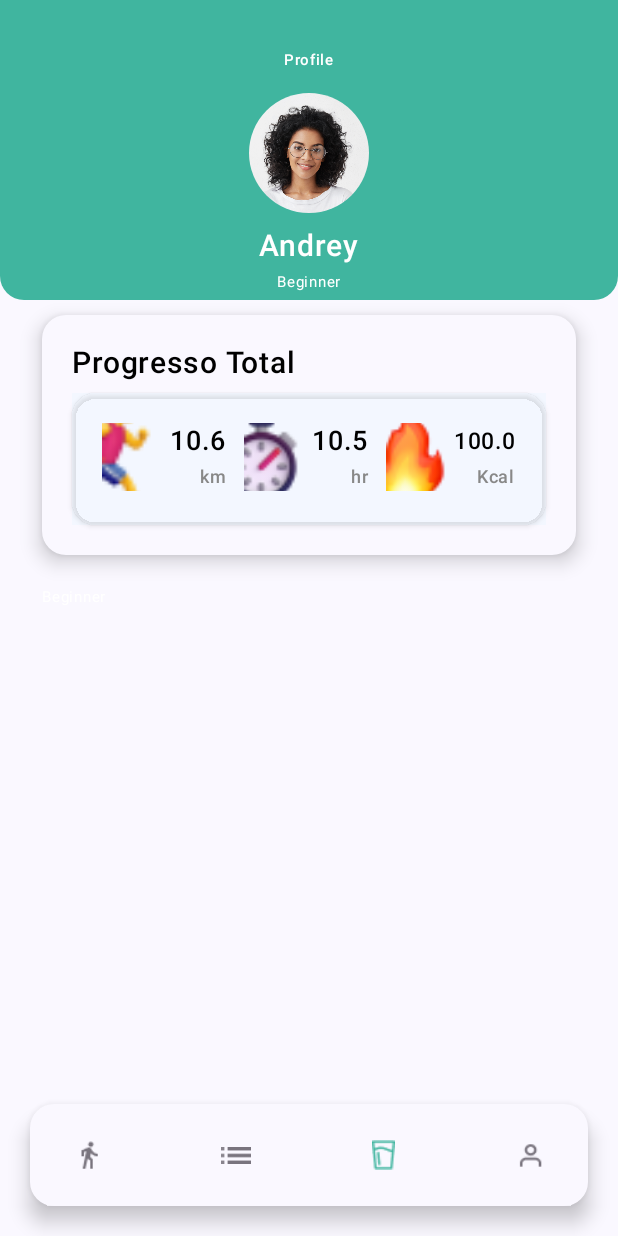
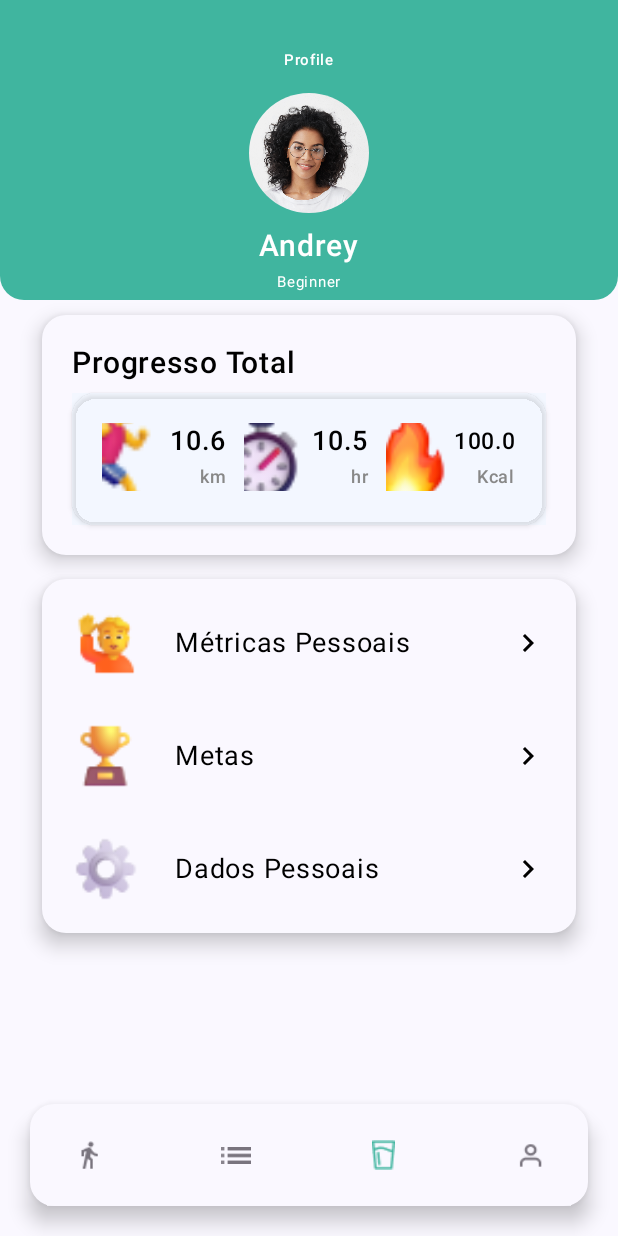
Before and after one commit to alanncostaa/iHealth, an Android app built with Jetpack Compose: the composable ProfileScreen shown on its own in the app's theme, on a phone screen of 412 x 824 dp. Run offline under Robolectric (Android 15) with nearby library versions, the light colour scheme and no system bars.

Commit message:
adicionando metricas,metas e dados pessoais

```diff
--- a/app/src/main/java/com/example/ihealth/screen/ProfileScreen.kt
+++ b/app/src/main/java/com/example/ihealth/screen/ProfileScreen.kt
@@ -2,18 +2,27 @@ package com.example.ihealth.screen
 
 import androidx.compose.foundation.Image
 import androidx.compose.foundation.background
+import androidx.compose.foundation.border
 import androidx.compose.foundation.layout.Arrangement
 import androidx.compose.foundation.layout.Box
 import androidx.compose.foundation.layout.Column
+import androidx.compose.foundation.layout.IntrinsicSize
 import androidx.compose.foundation.layout.Row
 import androidx.compose.foundation.layout.fillMaxSize
 import androidx.compose.foundation.layout.fillMaxWidth
+import androidx.compose.foundation.layout.height
 import androidx.compose.foundation.layout.padding
 import androidx.compose.foundation.layout.size
+import androidx.compose.foundation.layout.width
 import androidx.compose.foundation.rememberScrollState
 import androidx.compose.foundation.shape.CircleShape
 import androidx.compose.foundation.shape.RoundedCornerShape
 import androidx.compose.foundation.verticalScroll
+import androidx.compose.material.icons.Icons
+import androidx.compose.material.icons.filled.ArrowDropDown
+import androidx.compose.material.icons.filled.ArrowForward
+import androidx.compose.material.icons.filled.KeyboardArrowRight
+import androidx.compose.material3.Icon
 import androidx.compose.material3.Scaffold
 import androidx.compose.material3.Surface
 import androidx.compose.material3.Text
@@ -103,12 +112,112 @@ fun ProfileScreen(navController: NavController) {
                     TotalProgressCard(hr = 10.5, km = 10.6, kcal = 100.0)
 
                 }
-                Column (
-                    verticalArrangement = Arrangement.Top
-                ){
-                    Text("Beginner",
-                        fontSize = 10.sp,
-                        color = Color.White)
+                Surface(
+                    shadowElevation = 8.dp,
+                    shape = RoundedCornerShape(16.dp) ,
+
+
+                    ) {
+                    Column(
+                        verticalArrangement = Arrangement.spacedBy(30.dp),
+
+                        modifier = Modifier
+                            .fillMaxWidth()
+                            .padding(20.dp)
+
+                    ) {
+//                      Metricas Pessoais
+                        Row(
+                            modifier = Modifier
+                                .fillMaxWidth(),
+                            horizontalArrangement = Arrangement.SpaceBetween,
+                            verticalAlignment = Alignment.CenterVertically
+                        ){
+                            Image(
+                                modifier = Modifier
+                                    .size(45.dp),
+                                painter = painterResource(id = R.drawable.raisinghand),
+                                contentDescription = null,
+                                contentScale = ContentScale.Crop
+                            )
+
+                            Column (
+                                modifier = Modifier.width(200.dp),
+                                horizontalAlignment = Alignment.Start
+                            ){
+                                Text("Métricas Pessoais",
+                                    fontSize = 18.sp,
+                                    color = Color.Black)
+                            }
+
+                            Icon(
+                                imageVector = Icons.Filled.KeyboardArrowRight,
+                                contentDescription = "Seta para a direita",
+                                tint = Color.Black
+                            )
+                        }
+
+//                      Metas
+                        Row(
+                            modifier = Modifier
+                                .fillMaxWidth(),
+                            horizontalArrangement = Arrangement.SpaceBetween,
+                            verticalAlignment = Alignment.CenterVertically
+                        ){
+                            Image(
+                                modifier = Modifier
+                                    .size(45.dp),
+                                painter = painterResource(id = R.drawable.trophy),
+                                contentDescription = null,
+                                contentScale = ContentScale.Crop
+                            )
+
+                            Column (
+                                modifier = Modifier.width(200.dp),
+                                horizontalAlignment = Alignment.Start
+                            ){
+                                Text("Metas",
+                                    fontSize = 18.sp,
+                                    color = Color.Black)
+                            }
+
+                            Icon(
+                                imageVector = Icons.Filled.KeyboardArrowRight,
+                                contentDescription = "Seta para a direita",
+                                tint = Color.Black
+                            )
+                        }
+//                      Dados Pessoais
+                        Row(
+                            modifier = Modifier
+                                .fillMaxWidth(),
+                            horizontalArrangement = Arrangement.SpaceBetween,
+                            verticalAlignment = Alignment.CenterVertically
+                        ){
+                            Image(
+                                modifier = Modifier
+                                    .size(45.dp),
+                                painter = painterResource(id = R.drawable.gear),
+                                contentDescription = null,
+                                contentScale = ContentScale.Crop
+                            )
+
+                            Column (
+                                modifier = Modifier.width(200.dp),
+                                horizontalAlignment = Alignment.Start
+                            ){
+                                Text("Dados Pessoais",
+                                    fontSize = 18.sp,
+                                    color = Color.Black)
+                            }
+
+                            Icon(
+                                imageVector = Icons.Filled.KeyboardArrowRight,
+                                contentDescription = "Seta para a direita",
+                                tint = Color.Black
+                            )
+                        }
+                    }
                 }
             }
             Column(
```
Also changed, not shown: app/src/main/res/drawable-nodpi/gear.png (added), app/src/main/res/drawable-nodpi/raisinghand.png (added), app/src/main/res/drawable-nodpi/trophy.png (added).
